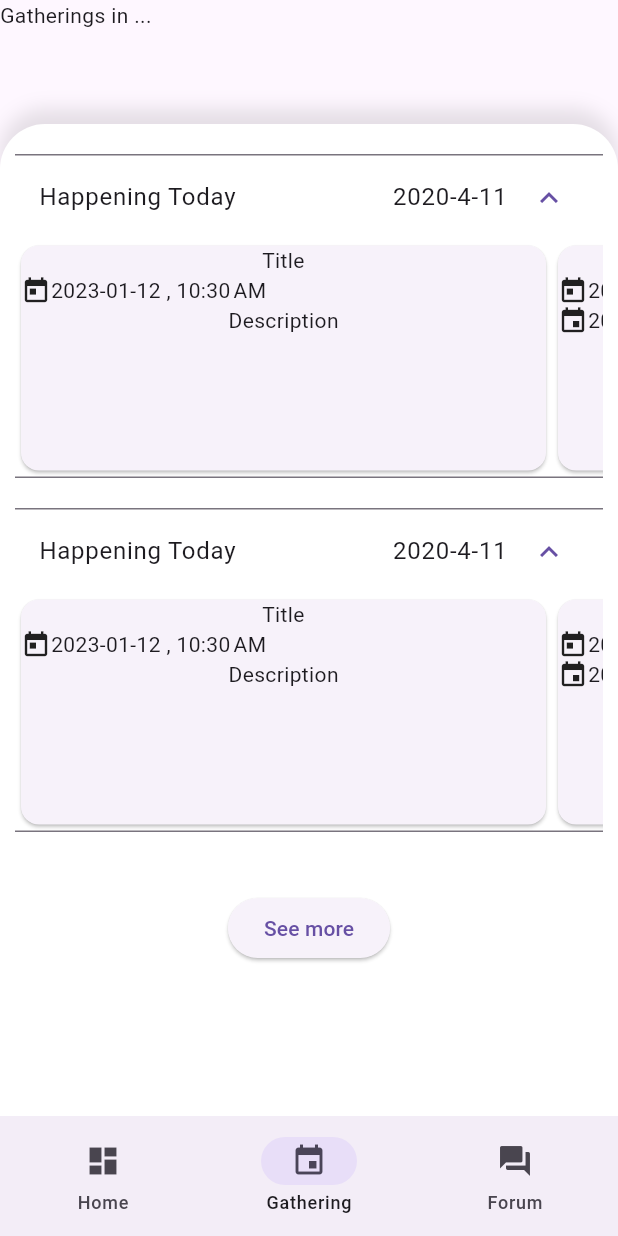
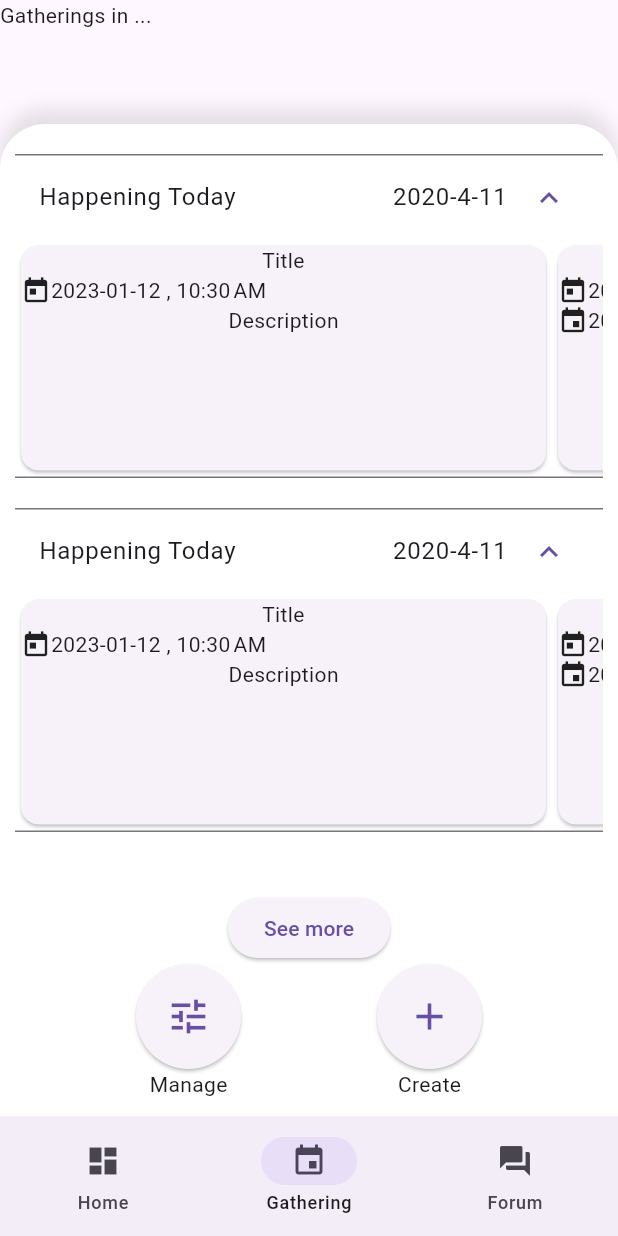
Before and after one commit to A-Sattari/Wander-Pal-Interface, a Flutter app: the screen it shows after launch, item 2 of the bottom bar chosen, on a phone screen of 412 x 824 dp. Run offline on Flutter 3.47's test engine with Material 2 defaults, Android fonts, the phone set to English and light mode, and no system bars; our stand-ins replace firebase_auth, firebase_core, flutter_riverpod, flutter_secure_storage, google_sign_in, graphql_flutter and 1 more; missing offline and left inert: flutter_facebook_auth; accounts and stored records are empty; network calls fail.

Commit message:
Add Manage & Create buttons to Gathering page

```diff
--- a/lib/presentation/gathering/gathering_page.dart
+++ b/lib/presentation/gathering/gathering_page.dart
@@ -56,6 +56,40 @@ class _GatheringPageState extends ConsumerState<GatheringPage> {
                   child: const Text("See more"),
                   onPressed: () {},
                 ),
+                Align(
+                  alignment: Alignment.bottomCenter,
+                  child: Row(
+                    mainAxisAlignment: MainAxisAlignment.spaceEvenly,
+                    children: [
+                      // Left button & Text
+                      Column(
+                        children: [
+                          ElevatedButton(
+                            style: ElevatedButton.styleFrom(
+                                shape: const CircleBorder(),
+                                padding: const EdgeInsets.all(20)),
+                            child: const Icon(Icons.tune, size: 30),
+                            onPressed: () {},
+                          ),
+                          const Text("Manage"),
+                        ],
+                      ),
+                      // Right button and Text
+                      Column(
+                        children: [
+                          ElevatedButton(
+                            style: ElevatedButton.styleFrom(
+                                shape: const CircleBorder(),
+                                padding: const EdgeInsets.all(20)),
+                            child: const Icon(Icons.add, size: 30),
+                            onPressed: () {},
+                          ),
+                          const Text("Create"),
+                        ],
+                      ),
+                    ],
+                  ),
+                ),
               ],
             ),
           ),
@@ -65,8 +99,7 @@ class _GatheringPageState extends ConsumerState<GatheringPage> {
   }
 
   BoxDecoration _getBottomSectionDesign() {
-    return
-      BoxDecoration(
+    return BoxDecoration(
       color: Colors.white,
       boxShadow: [
         BoxShadow(
```
Lines whose indentation alone changed are shown as unchanged.
